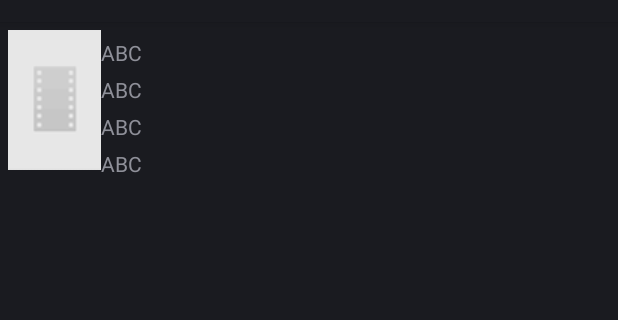
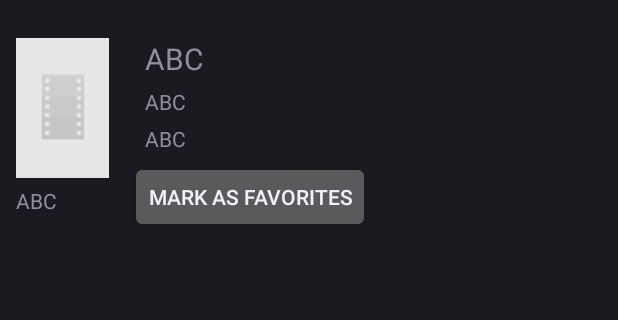
Before and after one commit to ranjitsih/PopularMovie, an Android app: the DetailActivity screen opened directly, with no data from a screen before it, on a phone screen of 412 x 824 dp, the part 62-382 px from its top. Run offline under Robolectric (Android 15) with nearby library versions, the phone set to English and light mode, and no system bars; our stand-ins replace Picasso; pictures from the network do not load; 5 statements that could not run were skipped.

Commit message:
Update the layout and added favorites button

```diff
--- a/app/src/main/res/layout/detail_activity.xml
+++ b/app/src/main/res/layout/detail_activity.xml
@@ -3,18 +3,20 @@
     android:layout_width="match_parent"
     android:layout_height="match_parent"
     android:padding="5dp"
-    tools:context=".BoxOfficeDetailActivity" >
+    tools:context=".BoxOfficeDetailActivity">
 
-        <ImageView
+    <ImageView
         android:id="@+id/ivPosterImage"
         android:layout_width="wrap_content"
         android:layout_height="wrap_content"
         android:layout_alignParentLeft="true"
         android:layout_alignParentTop="true"
+        android:adjustViewBounds="true"
         android:maxHeight="179dp"
         android:scaleType="fitXY"
-        android:adjustViewBounds="true"
-        android:src="@drawable/small_movie_poster" />
+        android:src="@drawable/small_movie_poster"
+        android:layout_marginTop="5dp"
+        android:layout_marginLeft="5dp"/>
 
     <TextView
         android:id="@+id/tvTitle"
@@ -23,36 +25,51 @@
         android:layout_marginTop="5dp"
         android:layout_toRightOf="@+id/ivPosterImage"
         android:text="ABC"
+        android:textSize="20sp"
+        android:layout_marginLeft="24dp"/>
+
+    <TextView
+        android:id="@+id/release_date"
+        android:layout_width="wrap_content"
+        android:layout_height="wrap_content"
+        android:layout_below="@+id/tvTitle"
+        android:layout_marginTop="5dp"
+        android:layout_marginLeft="24dp"
+        android:layout_toRightOf="@+id/ivPosterImage"
+        android:text="ABC"
         android:textSize="14sp" />
+
+    <TextView
+        android:id="@+id/user_rating"
+        android:layout_width="wrap_content"
+        android:layout_height="wrap_content"
+        android:layout_below="@+id/release_date"
+        android:layout_marginTop="5dp"
+        android:layout_toRightOf="@+id/ivPosterImage"
+        android:text="ABC"
+        android:textSize="14sp"
+        android:layout_marginLeft="24dp"/>
+
+    <Button
+        android:id="@+id/sort_favorites"
+        android:layout_width="wrap_content"
+        android:layout_height="wrap_content"
+        android:layout_below="@+id/user_rating"
+        android:layout_toRightOf="@+id/ivPosterImage"
+        android:text="MARK AS FAVORITES"
+        android:layout_marginLeft="14dp"
+        android:layout_marginTop="5dp"
+        android:padding="12dp"
+        android:textSize="14sp"/>
+
     <TextView
         android:id="@+id/synopsis"
         android:layout_width="wrap_content"
         android:layout_height="wrap_content"
-        android:layout_marginTop="5dp"
-        android:layout_toRightOf="@+id/ivPosterImage"
-        android:layout_below="@+id/tvTitle"
-        android:text="ABC"
-        android:textSize="14sp" />
-    <TextView
-        android:id="@+id/release_date"
-        android:layout_width="wrap_content"
-        android:layout_height="wrap_content"
-        android:layout_marginTop="5dp"
-        android:layout_toRightOf="@+id/ivPosterImage"
-        android:layout_below="@+id/synopsis"
-        android:text="ABC"
-        android:textSize="14sp" />
-    <TextView
-        android:id="@+id/user_rating"
-        android:layout_width="wrap_content"
-        android:layout_height="wrap_content"
-        android:layout_marginTop="5dp"
-        android:layout_toRightOf="@+id/ivPosterImage"
-        android:layout_below="@+id/release_date"
+        android:layout_below="@+id/ivPosterImage"
+        android:layout_margin="5dp"
         android:text="ABC"
         android:textSize="14sp" />
 
 
-
-
 </RelativeLayout>
```
Also changed, not shown: app/src/main/java/com/learn/ranjitsihota/popularmovies/Movie.java (+58 -0 lines), app/src/main/res/menu/menu_main.xml (+6 -2 lines), 2 other files.
